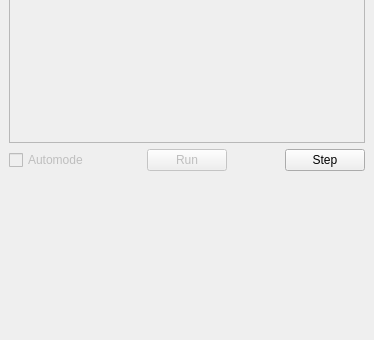
Qt form mole/view/ui_main_process_dock.ui (UdK-VPT/Open_eQuarter) before a commit; both pictures show x 0 to 374 and y 176 to 516 of the 374 by 516 pixel window.
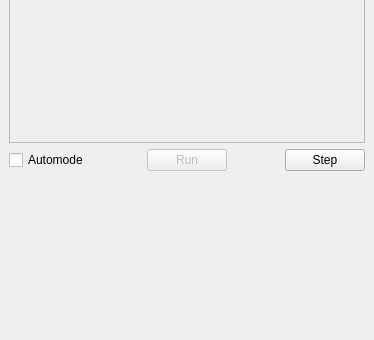
The same form after that commit. Icons and pictures are not drawn. Custom widgets are drawn as their Qt base class.

Commit message: - bug fixes - now catches ogr2ogr errors - weird behaviour under windows fixed

```diff
--- a/mole/view/ui_main_process_dock.ui
+++ b/mole/view/ui_main_process_dock.ui
@@ -598,7 +598,7 @@
       <item>
        <widget class="QCheckBox" name="automode">
         <property name="enabled">
-         <bool>false</bool>
+         <bool>true</bool>
         </property>
         <property name="text">
          <string>Automode</string>
```
The commit also changes 5 other files.
